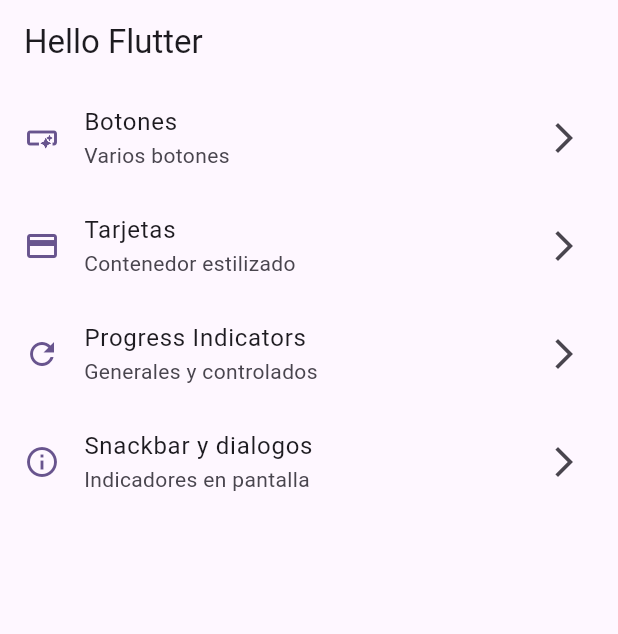
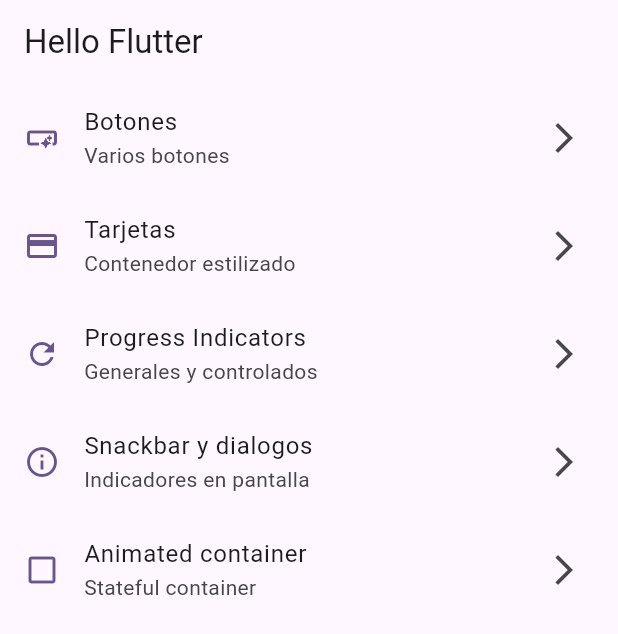
Before and after one commit to DamEspinola/Flutter-widgets-app, a Flutter app: the screen it shows after launch, on a phone screen of 412 x 824 dp. Shown: the top 634 px of the screen. Run offline on Flutter 3.47's test engine with Material 3 defaults, Android fonts, the phone set to English and light mode, and no system bars; our stand-ins replace go_router.

Commit message:
Agregar pantalla animada con contenedor animado y funcionalidad de cambio de forma

```diff
--- a/lib/config/menu/menu_items.dart
+++ b/lib/config/menu/menu_items.dart
@@ -1,5 +1,3 @@
-
-
 import 'package:flutter/material.dart';
 
 class MenuItems {
@@ -8,13 +6,37 @@ class MenuItems {
   final String link;
   final IconData icon;
 
-const  MenuItems({required this.title, required this.subTitle, required this.link, required this.icon});
-
+  const MenuItems(
+      {required this.title,
+      required this.subTitle,
+      required this.link,
+      required this.icon});
 }
 
 const appMenuItems = <MenuItems>[
-  MenuItems(title: "Botones", subTitle: "Varios botones", link: "/buttons", icon: Icons.smart_button_outlined),
-  MenuItems(title: "Tarjetas", subTitle: "Contenedor estilizado", link: "/cards", icon: Icons.credit_card ),
-  MenuItems(title: "Progress Indicators", subTitle: "Generales y controlados", link: "/progress", icon: Icons.refresh_outlined ),
-  MenuItems(title: "Snackbar y dialogos", subTitle: "Indicadores en pantalla", link: "/snackbar", icon: Icons.info_outline ),
+  MenuItems(
+      title: "Botones",
+      subTitle: "Varios botones",
+      link: "/buttons",
+      icon: Icons.smart_button_outlined),
+  MenuItems(
+      title: "Tarjetas",
+      subTitle: "Contenedor estilizado",
+      link: "/cards",
+      icon: Icons.credit_card),
+  MenuItems(
+      title: "Progress Indicators",
+      subTitle: "Generales y controlados",
+      link: "/progress",
+      icon: Icons.refresh_outlined),
+  MenuItems(
+      title: "Snackbar y dialogos",
+      subTitle: "Indicadores en pantalla",
+      link: "/snackbar",
+      icon: Icons.info_outline),
+  MenuItems(
+      title: "Animated container",
+      subTitle: "Stateful container",
+      link: "/animated",
+      icon: Icons.check_box_outline_blank_outlined),
 ];
--- a/lib/config/router/app_router.dart
+++ b/lib/config/router/app_router.dart
@@ -35,6 +35,12 @@ final appRouter = GoRouter(
             return const SnackbarScreens();
           },
         ),
+        GoRoute(
+          path: 'animated',
+          builder: (BuildContext context, GoRouterState state) {
+            return const AnimatedScreens();
+          },
+        ),
       ],
     ),
   ],
```
Also changed, not shown: lib/presentation/screens/animated/animated_screens.dart (+54 -2 lines), 1 other file.
